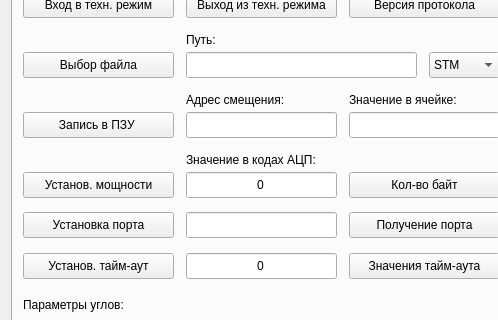
Above: forms/mainwindow.ui from LukArty/QKD_techPO before the change; both pictures show x 0 to 498 and y 122 to 442 of the 1213 by 765 pixel window. Below: the same form after it.
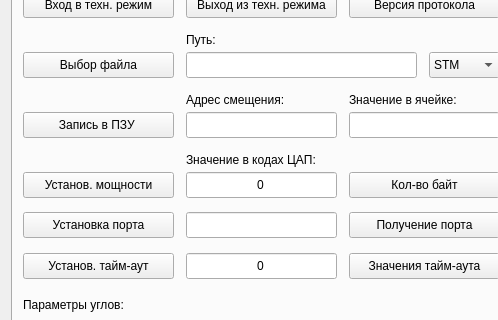
That is the form after the change. The open tabs and pages were chosen to show the change. Icons and pictures are not drawn. Custom widgets are drawn as their Qt base class.

```diff
--- a/forms/mainwindow.ui
+++ b/forms/mainwindow.ui
@@ -3635,7 +3635,7 @@
        </font>
       </property>
       <property name="text">
-       <string>Значение в кодах АЦП:</string>
+       <string>Значение в кодах ЦAП:</string>
       </property>
      </widget>
      <widget class="QLabel" name="label_79">
```
Left out of the diff: 5 changed lines with no effect on the pictures.
